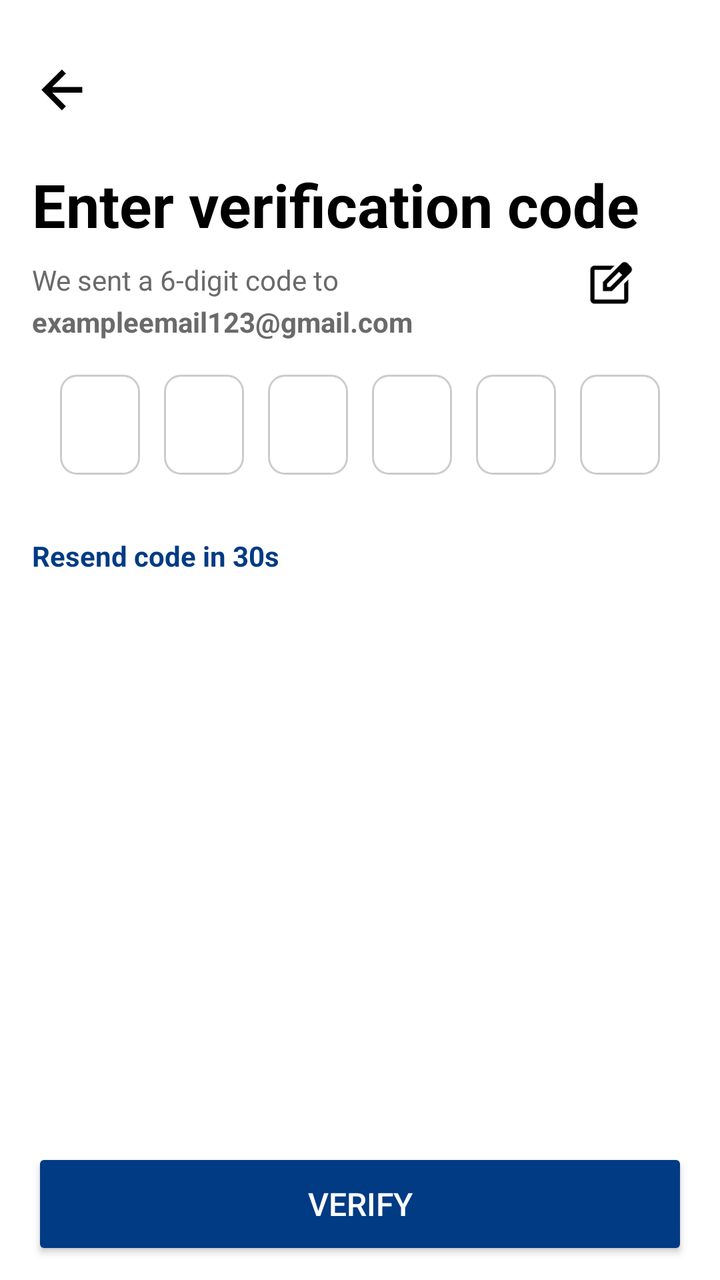
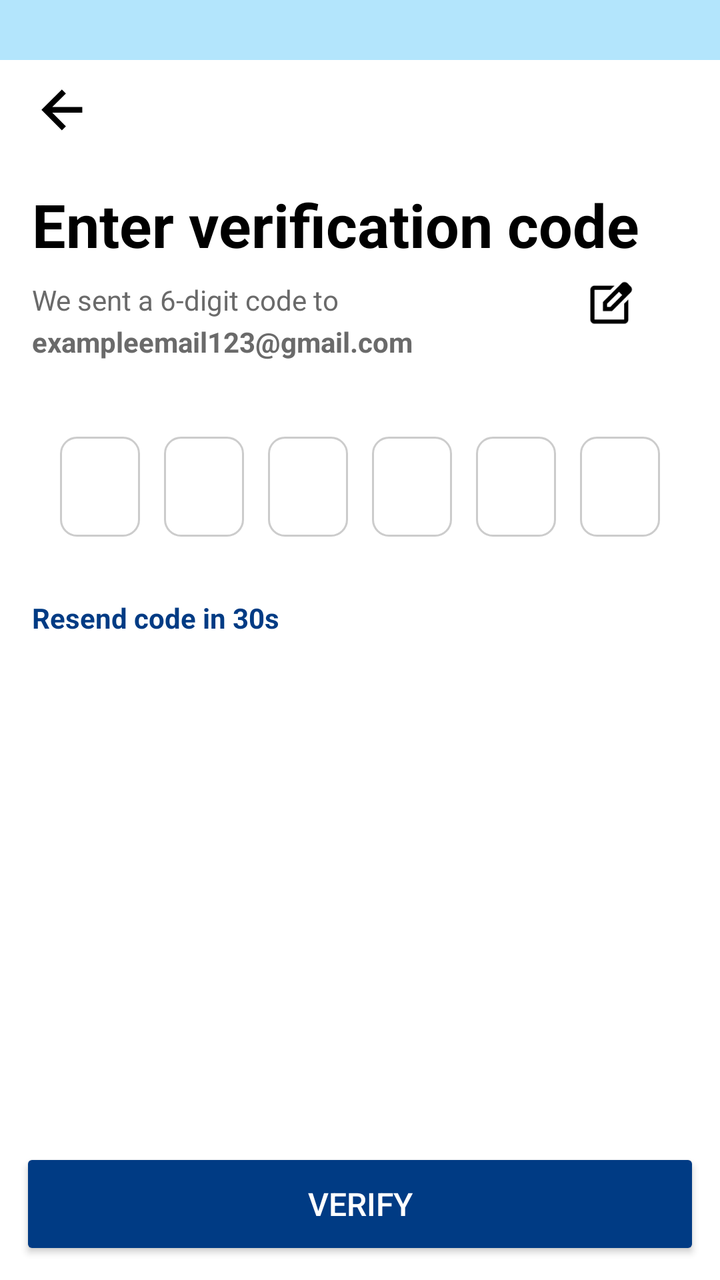

Compare the two renders of this Android layout. The source of the first and the diff that turns it into the second are given below.
<!-- AndroidManifest.xml: application theme Theme.Seekshakcom -->
<!-- res/layout/activity_email_verification.xml -->
<?xml version="1.0" encoding="utf-8"?>
<androidx.constraintlayout.widget.ConstraintLayout
    xmlns:android="http://schemas.android.com/apk/res/android"
    xmlns:app="http://schemas.android.com/apk/res-auto"
    android:layout_width="match_parent"
    android:layout_height="match_parent"
    android:paddingTop="30dp"
    android:paddingHorizontal="16dp"
    android:paddingBottom="10dp"
    android:background="@android:color/white">

    
    <ImageView
        android:id="@+id/back_arrow"
        android:layout_width="28dp"
        android:layout_height="28dp"
        android:src="@drawable/ic_back_arrow"
        android:contentDescription="Back"
        app:layout_constraintTop_toTopOf="parent"
        app:layout_constraintStart_toStartOf="parent"
        android:layout_marginTop="0dp"/>

    
    <TextView
        android:id="@+id/title"
        android:layout_width="0dp"
        android:layout_height="wrap_content"
        android:text="Enter verification code"
        android:textSize="30sp"
        android:textStyle="bold"
        android:textColor="#000000"
        android:layout_marginTop="24dp"
        app:layout_constraintTop_toBottomOf="@id/back_arrow"
        app:layout_constraintStart_toStartOf="parent"
        app:layout_constraintEnd_toEndOf="parent" />

    
    <TextView
        android:id="@+id/subtitle"
        android:layout_width="0dp"
        android:layout_height="wrap_content"
        android:text="We sent a 6-digit code to "
        android:textSize="14sp"
        android:textColor="#6A6A6A"
        android:layout_marginTop="8dp"
        android:gravity="left"
        app:layout_constraintTop_toBottomOf="@id/title"
        app:layout_constraintStart_toStartOf="parent" />

    <TextView
        android:id="@+id/email_Id"
        android:layout_width="0dp"
        android:layout_height="wrap_content"
        android:text="exampleemail123@gmail.com "
        android:textSize="14sp"
        android:textColor="#6A6A6A"
        android:layout_marginTop="2dp"
        android:textStyle="bold"
        android:gravity="left"
        app:layout_constraintTop_toBottomOf="@id/subtitle"
        app:layout_constraintStart_toStartOf="parent" />

    
    <ImageView
        android:id="@+id/edit_email"
        android:layout_width="24dp"
        android:layout_height="24dp"
        android:src="@drawable/ic_edit"
        android:contentDescription="Edit Number"
        app:layout_constraintTop_toTopOf="@id/subtitle"
        app:layout_constraintStart_toEndOf="@id/subtitle"
        android:layout_marginStart="120dp"/>

    
    <LinearLayout
        android:id="@+id/otp_layout"
        android:layout_width="0dp"
        android:layout_height="wrap_content"
        android:orientation="horizontal"
        android:gravity="center"
        android:layout_marginTop="32dp"
        app:layout_constraintTop_toBottomOf="@id/subtitle"
        app:layout_constraintStart_toStartOf="parent"
        app:layout_constraintEnd_toEndOf="parent"
        android:weightSum="6">

        
        <EditText
            android:id="@+id/otp1"
            android:inputType="number"
            android:maxLength="1"
            style="@style/OtpEditText"
            android:layout_marginStart="6dp"
            android:hint="@string/space" />

        <EditText
            android:id="@+id/otp2"
            android:inputType="number"
            android:maxLength="1"
            style="@style/OtpEditText"
            android:hint="@string/space" />

        <EditText
            android:id="@+id/otp3"
            android:inputType="number"
            android:maxLength="1"
            style="@style/OtpEditText"
            android:hint="@string/space" />

        <EditText
            android:id="@+id/otp4"
            android:inputType="number"
            android:maxLength="1"
            style="@style/OtpEditText"
            android:hint="@string/space" />

        <EditText
            android:id="@+id/otp5"
            android:inputType="number"
            android:maxLength="1"
            style="@style/OtpEditText"
            android:hint="@string/space" />

        <EditText
            android:id="@+id/otp6"
            android:inputType="number"
            android:maxLength="1"
            style="@style/OtpEditText"
            android:hint="@string/space" />
    </LinearLayout>

    
    <TextView
        android:id="@+id/resend_timer"
        android:layout_width="wrap_content"
        android:layout_height="wrap_content"
        android:text="Resend code in 30s"
        android:textColor="#003B84"
        android:textSize="14sp"
        android:textStyle="bold"
        android:layout_marginTop="25dp"
        app:layout_constraintTop_toBottomOf="@id/otp_layout"
        app:layout_constraintStart_toStartOf="parent"
       />

    
    <Button
        android:id="@+id/verifyOtpButton"
        android:layout_width="0dp"
        android:layout_height="56dp"
        android:text="Verify"
        android:textColor="#FFFFFF"
        android:textSize="16sp"
        android:backgroundTint="#003B84"
        android:layout_marginBottom="0dp"
        app:layout_constraintStart_toStartOf="parent"
        app:layout_constraintEnd_toEndOf="parent"
        app:layout_constraintBottom_toBottomOf="parent" />

</androidx.constraintlayout.widget.ConstraintLayout>
<!-- resources referenced by this layout -->
<resources>
  <!-- drawable ic_back_arrow (drawable) -->
  <vector xmlns:android="http://schemas.android.com/apk/res/android"
      android:width="24dp"
      android:height="24dp"
      android:viewportWidth="900"
      android:viewportHeight="900">
    <path
        android:pathData="m326.15,525.5 l218.74,218.74L480,808.13 151.87,480 480,151.87l64.89,63.89L326.15,434.5h481.98v91L326.15,525.5Z"
        android:fillColor="#000000"/>
  </vector>
  <!-- drawable ic_edit (drawable) -->
  <vector xmlns:android="http://schemas.android.com/apk/res/android"
      android:width="24dp"
      android:height="24dp"
      android:viewportWidth="960"
      android:viewportHeight="960">
    <path
        android:pathData="M182.67,861.33q-33.73,0 -58.87,-25.13 -25.13,-25.14 -25.13,-58.87v-594.66q0,-33.73 25.13,-58.87 25.14,-25.13 58.87,-25.13L585,98.67l-84,84L182.67,182.67v594.66h594.66L777.33,457l84,-84v404.33q0,33.73 -25.13,58.87 -25.14,25.13 -58.87,25.13L182.67,861.33ZM480,480ZM351.67,608.33L351.67,426L726,51.67q12,-12.67 27.18,-18.5 15.18,-5.84 30.36,-5.84 16.46,0 32.14,6.67 15.69,6.67 28.99,18.67l62.33,64q12.07,12.64 18.37,27.82 6.3,15.18 6.3,30.88 0,15.71 -6.42,31.27 -6.41,15.55 -18.58,28.03L534,608.33L351.67,608.33ZM847,175.33 L784.33,111.33 847,175.33ZM435.67,524.33L499,524.33l238,-237 -32.33,-32 -32,-31.66 -237,236.33v64.33ZM704.67,255.33 L672.67,223.67 704.67,255.33 737,287.33 704.67,255.33Z"
        android:fillColor="#000000"/>
  </vector>
  <string name="space">" "</string>
  <style name="OtpEditText">
          <item name="android:layout_width">40dp</item>
          <item name="android:layout_height">50dp</item>
          <item name="android:layout_margin">6dp</item>
          <item name="android:gravity">center</item>
          <item name="android:textSize">18sp</item>
          <item name="android:inputType">number</item>
          <item name="android:maxLength">1</item>
          <item name="android:background">@drawable/bg_edittext_otp</item>
      </style>
  <style name="Theme.Seekshakcom" parent="Theme.AppCompat.Light.NoActionBar">
          
          <item name="colorPrimary">@color/black</item>
          <item name="colorPrimaryDark">@color/purple_700</item>
          <item name="colorAccent">@color/teal_200</item>
  
      </style>
  <!-- drawable bg_edittext_otp (drawable) -->
  <?xml version="1.0" encoding="utf-8"?>
  <shape xmlns:android="http://schemas.android.com/apk/res/android"
      android:shape="rectangle">
  
      <solid android:color="@android:color/white" />
  
      <corners android:radius="8dp" />
  
      <stroke
          android:width="1dp"
          android:color="#CCCCCC" />
  
      <padding
          android:left="8dp"
          android:top="8dp"
          android:right="8dp"
          android:bottom="8dp" />
  
      <size
          android:width="48dp"
          android:height="56dp" />
  </shape>
  <color name="black">#FF000000</color>
  <color name="purple_700">#FF3700B3</color>
  <color name="teal_200">#FF03DAC5</color>
</resources>

<!-- the commit's change to res/layout/activity_email_verification.xml (unified diff, before → after) -->
@@ -4,157 +4,178 @@
     xmlns:app="http://schemas.android.com/apk/res-auto"
     android:layout_width="match_parent"
     android:layout_height="match_parent"
-    android:paddingTop="30dp"
-    android:paddingHorizontal="16dp"
-    android:paddingBottom="10dp"
-    android:background="@android:color/white">
+    android:fitsSystemWindows="true"
+    android:background="@color/soft_blue"
+    android:paddingTop="30dp">
 
     
-    <ImageView
-        android:id="@+id/back_arrow"
-        android:layout_width="28dp"
-        android:layout_height="28dp"
-        android:src="@drawable/ic_back_arrow"
-        android:contentDescription="Back"
+    <ScrollView
+        android:id="@+id/scrollView"
+        android:background="@color/white"
+        android:layout_width="0dp"
+        android:layout_height="0dp"
+        android:fillViewport="true"
+        android:paddingHorizontal="16dp"
+        android:paddingTop="10dp"
+        android:paddingBottom="20dp"
         app:layout_constraintTop_toTopOf="parent"
+        app:layout_constraintBottom_toTopOf="@id/verifyOtpButton"
         app:layout_constraintStart_toStartOf="parent"
-        android:layout_marginTop="0dp"/>
+        app:layout_constraintEnd_toEndOf="parent">
 
-    
-    <TextView
-        android:id="@+id/title"
+        <androidx.constraintlayout.widget.ConstraintLayout
+            android:layout_width="match_parent"
+            android:layout_height="wrap_content">
+
+            
+            <ImageView
+                android:id="@+id/back_arrow"
+                android:layout_width="28dp"
+                android:layout_height="28dp"
+                android:src="@drawable/ic_back_arrow"
+                android:contentDescription="Back"
+                app:layout_constraintTop_toTopOf="parent"
+                app:layout_constraintStart_toStartOf="parent" />
+
+            
+            <TextView
+                android:id="@+id/title"
+                android:layout_width="0dp"
+                android:layout_height="wrap_content"
+                android:text="Enter verification code"
+                android:textSize="30sp"
+                android:textStyle="bold"
+                android:textColor="#000000"
+                android:layout_marginTop="24dp"
+                app:layout_constraintTop_toBottomOf="@id/back_arrow"
+                app:layout_constraintStart_toStartOf="parent"
+                app:layout_constraintEnd_toEndOf="parent" />
+
+            
+            <TextView
+                android:id="@+id/subtitle"
+                android:layout_width="0dp"
+                android:layout_height="wrap_content"
+                android:text="We sent a 6-digit code to "
+                android:textSize="14sp"
+                android:textColor="#6A6A6A"
+                android:layout_marginTop="8dp"
+                android:gravity="left"
+                app:layout_constraintTop_toBottomOf="@id/title"
+                app:layout_constraintStart_toStartOf="parent" />
+
+            <TextView
+                android:id="@+id/email_Id"
+                android:layout_width="0dp"
+                android:layout_height="wrap_content"
+                android:text="exampleemail123@gmail.com "
+                android:textSize="14sp"
+                android:textColor="#6A6A6A"
+                android:layout_marginTop="2dp"
+                android:textStyle="bold"
+                android:gravity="left"
+                app:layout_constraintTop_toBottomOf="@id/subtitle"
+                app:layout_constraintStart_toStartOf="parent" />
+
+            
+            <ImageView
+                android:id="@+id/edit_email"
+                android:layout_width="24dp"
+                android:layout_height="24dp"
+                android:src="@drawable/ic_edit"
+                android:contentDescription="Edit Email"
+                android:layout_marginStart="120dp"
+                app:layout_constraintTop_toTopOf="@id/subtitle"
+                app:layout_constraintStart_toEndOf="@id/subtitle" />
+
+            
+            <LinearLayout
+                android:id="@+id/otp_layout"
+                android:layout_width="0dp"
+                android:layout_height="wrap_content"
+                android:orientation="horizontal"
+                android:gravity="center"
+                android:layout_marginTop="32dp"
+                android:weightSum="6"
+                app:layout_constraintTop_toBottomOf="@id/email_Id"
+                app:layout_constraintStart_toStartOf="parent"
+                app:layout_constraintEnd_toEndOf="parent">
+
+                
+                <EditText
+                    android:id="@+id/otp1"
+                    android:inputType="number"
+                    android:maxLength="1"
+                    style="@style/OtpEditText"
+                    android:layout_marginStart="6dp"
+                    android:hint="@string/space" />
+                <EditText
+                    android:id="@+id/otp2"
+                    android:inputType="number"
+                    android:maxLength="1"
+                    style="@style/OtpEditText"
+                    android:hint="@string/space" />
+                <EditText
+                    android:id="@+id/otp3"
+                    android:inputType="number"
+                    android:maxLength="1"
+                    style="@style/OtpEditText"
+                    android:hint="@string/space" />
+                <EditText
+                    android:id="@+id/otp4"
+                    android:inputType="number"
+                    android:maxLength="1"
+                    style="@style/OtpEditText"
+                    android:hint="@string/space" />
+                <EditText
+                    android:id="@+id/otp5"
+                    android:inputType="number"
+                    android:maxLength="1"
+                    style="@style/OtpEditText"
+                    android:hint="@string/space" />
+                <EditText
+                    android:id="@+id/otp6"
+                    android:inputType="number"
+                    android:maxLength="1"
+                    style="@style/OtpEditText"
+                    android:hint="@string/space" />
+            </LinearLayout>
+
+            
+            <TextView
+                android:id="@+id/resend_timer"
+                android:layout_width="wrap_content"
+                android:layout_height="wrap_content"
+                android:text="Resend code in 30s"
+                android:textColor="#003B84"
+                android:textSize="14sp"
+                android:textStyle="bold"
+                android:layout_marginTop="25dp"
+                app:layout_constraintTop_toBottomOf="@id/otp_layout"
+                app:layout_constraintStart_toStartOf="parent" />
+        </androidx.constraintlayout.widget.ConstraintLayout>
+    </ScrollView>
+    <View
+        android:id="@+id/whiteBackgroundBottom"
         android:layout_width="0dp"
-        android:layout_height="wrap_content"
-        android:text="Enter verification code"
-        android:textSize="30sp"
-        android:textStyle="bold"
-        android:textColor="#000000"
-        android:layout_marginTop="24dp"
-        app:layout_constraintTop_toBottomOf="@id/back_arrow"
+        android:layout_height="70dp"
+        android:background="@android:color/white"
+        app:layout_constraintBottom_toBottomOf="parent"
         app:layout_constraintStart_toStartOf="parent"
         app:layout_constraintEnd_toEndOf="parent" />
 
-    
-    <TextView
-        android:id="@+id/subtitle"
-        android:layout_width="0dp"
-        android:layout_height="wrap_content"
-        android:text="We sent a 6-digit code to "
-        android:textSize="14sp"
-        android:textColor="#6A6A6A"
-        android:layout_marginTop="8dp"
-        android:gravity="left"
-        app:layout_constraintTop_toBottomOf="@id/title"
-        app:layout_constraintStart_toStartOf="parent" />
 
-    <TextView
-        android:id="@+id/email_Id"
-        android:layout_width="0dp"
-        android:layout_height="wrap_content"
-        android:text="exampleemail123@gmail.com "
-        android:textSize="14sp"
-        android:textColor="#6A6A6A"
-        android:layout_marginTop="2dp"
-        android:textStyle="bold"
-        android:gravity="left"
-        app:layout_constraintTop_toBottomOf="@id/subtitle"
-        app:layout_constraintStart_toStartOf="parent" />
-
-    
-    <ImageView
-        android:id="@+id/edit_email"
-        android:layout_width="24dp"
-        android:layout_height="24dp"
-        android:src="@drawable/ic_edit"
-        android:contentDescription="Edit Number"
-        app:layout_constraintTop_toTopOf="@id/subtitle"
-        app:layout_constraintStart_toEndOf="@id/subtitle"
-        android:layout_marginStart="120dp"/>
-
-    
-    <LinearLayout
-        android:id="@+id/otp_layout"
-        android:layout_width="0dp"
-        android:layout_height="wrap_content"
-        android:orientation="horizontal"
-        android:gravity="center"
-        android:layout_marginTop="32dp"
-        app:layout_constraintTop_toBottomOf="@id/subtitle"
-        app:layout_constraintStart_toStartOf="parent"
-        app:layout_constraintEnd_toEndOf="parent"
-        android:weightSum="6">
-
-        
-        <EditText
-            android:id="@+id/otp1"
-            android:inputType="number"
-            android:maxLength="1"
-            style="@style/OtpEditText"
-            android:layout_marginStart="6dp"
-            android:hint="@string/space" />
-
-        <EditText
-            android:id="@+id/otp2"
-            android:inputType="number"
-            android:maxLength="1"
-            style="@style/OtpEditText"
-            android:hint="@string/space" />
-
-        <EditText
-            android:id="@+id/otp3"
-            android:inputType="number"
-            android:maxLength="1"
-            style="@style/OtpEditText"
-            android:hint="@string/space" />
-
-        <EditText
-            android:id="@+id/otp4"
-            android:inputType="number"
-            android:maxLength="1"
-            style="@style/OtpEditText"
-            android:hint="@string/space" />
-
-        <EditText
-            android:id="@+id/otp5"
-            android:inputType="number"
-            android:maxLength="1"
-            style="@style/OtpEditText"
-            android:hint="@string/space" />
-
-        <EditText
-            android:id="@+id/otp6"
-            android:inputType="number"
-            android:maxLength="1"
-            style="@style/OtpEditText"
-            android:hint="@string/space" />
-    </LinearLayout>
-
-    
-    <TextView
-        android:id="@+id/resend_timer"
-        android:layout_width="wrap_content"
-        android:layout_height="wrap_content"
-        android:text="Resend code in 30s"
-        android:textColor="#003B84"
-        android:textSize="14sp"
-        android:textStyle="bold"
-        android:layout_marginTop="25dp"
-        app:layout_constraintTop_toBottomOf="@id/otp_layout"
-        app:layout_constraintStart_toStartOf="parent"
-       />
-
-    
-    <Button
-        android:id="@+id/verifyOtpButton"
-        android:layout_width="0dp"
-        android:layout_height="56dp"
-        android:text="Verify"
-        android:textColor="#FFFFFF"
-        android:textSize="16sp"
-        android:backgroundTint="#003B84"
-        android:layout_marginBottom="0dp"
-        app:layout_constraintStart_toStartOf="parent"
-        app:layout_constraintEnd_toEndOf="parent"
-        app:layout_constraintBottom_toBottomOf="parent" />
+        <Button
+            android:id="@+id/verifyOtpButton"
+            android:layout_width="0dp"
+            android:layout_height="56dp"
+            android:text="Verify"
+            android:textColor="#FFFFFF"
+            android:textSize="16sp"
+            android:backgroundTint="#003B84"
+            android:layout_margin="10dp"
+            app:layout_constraintBottom_toBottomOf="parent"
+            app:layout_constraintStart_toStartOf="parent"
+            app:layout_constraintEnd_toEndOf="parent" />
 
 </androidx.constraintlayout.widget.ConstraintLayout>
<!-- resource entries referenced after the edit -->
@@ -1,5 +1,7 @@
 <!-- resources referenced by this layout -->
 <resources>
+  <color name="soft_blue">#B3E5FC</color>
+  <color name="white">#FFFFFFFF</color>
   <!-- drawable ic_back_arrow (drawable) -->
   <vector xmlns:android="http://schemas.android.com/apk/res/android"
       android:width="24dp"
